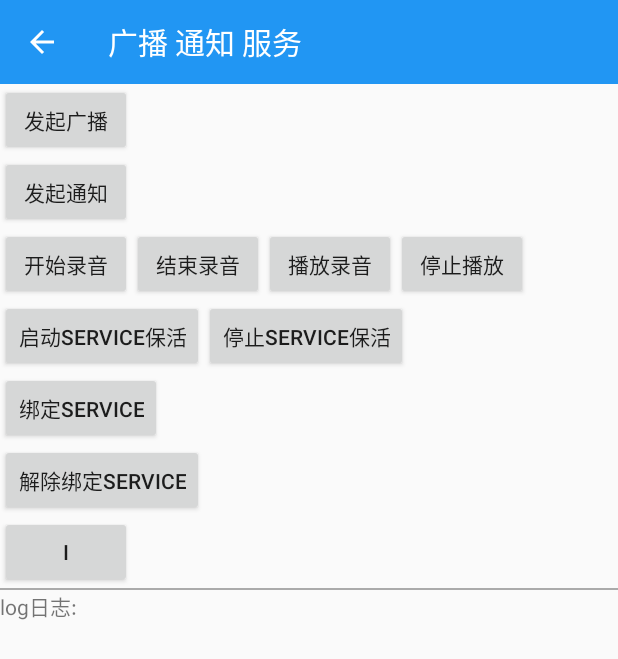
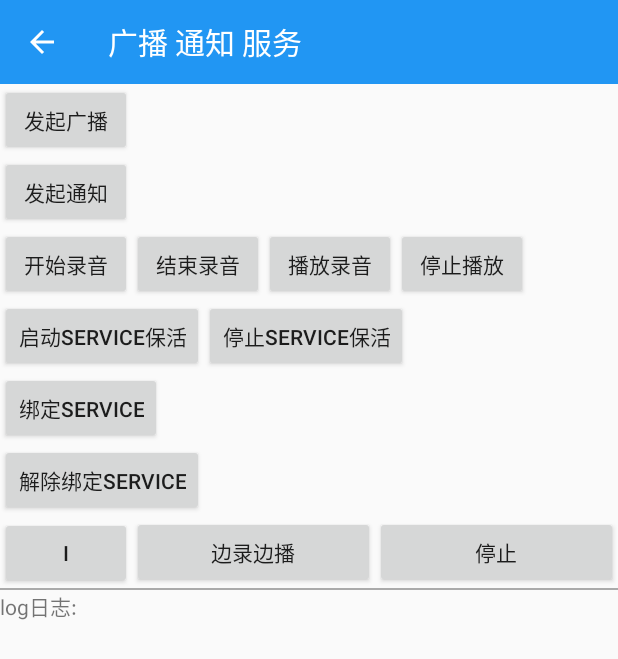
Before and after one commit to zhangjingfeng520/test, an Android app: the MyBroadcastActivity screen opened directly, with no data from a screen before it, on a phone screen of 412 x 824 dp. Shown: the top 659 px of the screen. Run offline under Robolectric (Android 15) with nearby library versions, the phone set to English and light mode, and no system bars; libraries missing offline, so code that uses them is left out: rx.subscriptions.

Commit message:
"Android Studio 提交 pc "

```diff
--- a/FloatingActionButton/src/main/java/com/example/myapplication/MyBroadcastActivity.java
+++ b/FloatingActionButton/src/main/java/com/example/myapplication/MyBroadcastActivity.java
@@ -27,6 +27,8 @@ import com.example.myapplication.broadcast.StartActivityReceiver;
 import com.example.myapplication.service.MonitorService;
 import com.example.myapplication.service.PhoneService;
 import com.example.myapplication.service.TestService;
+import com.example.myapplication.utils.AudioPlayer;
+import com.example.myapplication.utils.AudioRecorder;
 
 import java.io.DataInputStream;
 import java.io.File;
@@ -34,7 +36,7 @@ import java.io.FileInputStream;
 import java.io.FileNotFoundException;
 import java.io.IOException;
 
-public class MyBroadcastActivity extends BaseActivity implements ServiceConnection {
+public class MyBroadcastActivity extends BaseActivity implements ServiceConnection,AudioRecorder.onRecorderListener{
     MyBroadcast myBroadcast;
     IntentFilter intentFilter;
     NotificationManager notificationManager;
@@ -76,15 +78,18 @@ public class MyBroadcastActivity extends BaseActivity implements ServiceConnecti
     private int bufferSize = AudioTrack.getMinBufferSize(frequency, channelConfiguration, audioEncoding);
     private AudioTrack track = new AudioTrack(AudioManager.STREAM_MUSIC, 16000, AudioFormat.CHANNEL_OUT_MONO,
             audioEncoding, bufferSize, AudioTrack.MODE_STREAM);
-    private boolean playing=false;
+    private boolean playing = false;
     private DataInputStream in = null;
 
     private void sendMsg(String str) {
-        Message msg=new Message();
-        msg.what= FLAG;
-        msg.obj=str+"\n";
+        Message msg = new Message();
+        msg.what = FLAG;
+        msg.obj = str + "\n";
         handler.sendMessage(msg);
     }
+    //边录边播
+    private AudioRecorder recorder;
+    private AudioPlayer player;
 
     @Override
     public void initView() {
@@ -99,6 +104,24 @@ public class MyBroadcastActivity extends BaseActivity implements ServiceConnecti
 
             }
         };
+        //边录边播
+        findViewById(R.id.recorder_player_btn).setOnClickListener(new View.OnClickListener() {
+            @Override
+            public void onClick(View view) {
+                player = new AudioPlayer();         // 创建播放器对象
+                recorder = new AudioRecorder(MyBroadcastActivity.this); // 创建录音对象
+                recorder.start();
+            }
+        });
+        //停止
+        findViewById(R.id.stop_btn).setOnClickListener(new View.OnClickListener() {
+            @Override
+            public void onClick(View view) {
+                recorder.stop();    // 停止录音
+                player.stop();      // 停止播放
+            }
+        });
+        //录音
         findViewById(R.id.play_service_button).setOnClickListener(new View.OnClickListener() {
             @Override
             public void onClick(View view) {
@@ -108,16 +131,16 @@ public class MyBroadcastActivity extends BaseActivity implements ServiceConnecti
                     public void run() {
                         File file = new File(Environment.getExternalStorageDirectory() + "/1234.pcm");
                         byte[] bytes = new byte[bufferSize];
-                        int readCount=0;
+                        int readCount = 0;
                         try {
                             in = new DataInputStream(new FileInputStream(file));
                         } catch (FileNotFoundException e) {
                             e.printStackTrace();
                         }
-                        sendMsg("文件名: "+file.getName()+"\n文件大小: "+bytes.length);
+                        sendMsg("文件名: " + file.getName() + "\n文件大小: " + bytes.length);
                         try {
-                            while (in.available()>0) {
-                                readCount=in.read(bytes);
+                            while (in.available() > 0) {
+                                readCount = in.read(bytes);
                                 if (readCount == AudioTrack.ERROR_INVALID_OPERATION || readCount == AudioTrack.ERROR_BAD_VALUE) {
                                     continue;
                                 }
@@ -127,15 +150,14 @@ public class MyBroadcastActivity extends BaseActivity implements ServiceConnecti
                                 }
                             }
                             sendMsg("播放完毕\n");
-                        }
-                         catch (IOException e) {
+                        } catch (IOException e) {
                             e.printStackTrace();
                         }
                     }
                 }).start();
             }
         });
-
+        //停止播放录音
         findViewById(R.id.stop_play_button).
                 setOnClickListener(new View.OnClickListener() {
                     @Override
@@ -149,7 +171,7 @@ public class MyBroadcastActivity extends BaseActivity implements ServiceConnecti
 //                                track.release();
                             }
                         }
-                        if(in!=null){
+                        if (in != null) {
                             try {
                                 in.close();
                             } catch (IOException e) {
@@ -288,7 +310,17 @@ public class MyBroadcastActivity extends BaseActivity implements ServiceConnecti
     public void onServiceDisconnected(ComponentName componentName) {
         Log.d("TestService", "onServiceDisconnected: ");
     }
-    boolean isRecog=false;
+
+    boolean isRecog = false;
+
+    @Override
+    public void handleRecordData(byte[] recordData, int offset, int size) {
+        // 将录音捕捉的音频数据写入到播放器中播放
+        if (player != null) {
+            player.play(recordData, offset, size);
+        }
+    }
+
     //广播类
     class MyBroadcast extends BroadcastReceiver {
         public static final String ACTION = "com.example.myapplication.intent.action.MyBroadcast";
@@ -297,12 +329,12 @@ public class MyBroadcastActivity extends BaseActivity implements ServiceConnecti
         @Override
         public void onReceive(Context context, Intent intent) {
             Log.d(TAG, intent.getAction());
-            if(!isRecog){
-            context.startService(servicePhoneIntent);
-                isRecog=true;
-            }else {
+            if (!isRecog) {
+                context.startService(servicePhoneIntent);
+                isRecog = true;
+            } else {
                 context.stopService(servicePhoneIntent);
-                isRecog=false;
+                isRecog = false;
             }
         }
 //            ConnectivityManager connectivityManager = (ConnectivityManager) getSystemService(Context.CONNECTIVITY_SERVICE);
--- a/FloatingActionButton/src/main/res/layout/activity_my_broad_cast.xml
+++ b/FloatingActionButton/src/main/res/layout/activity_my_broad_cast.xml
@@ -6,101 +6,126 @@
     android:orientation="vertical"
     tools:context="com.example.myapplication.MyBroadcastActivity">
 
-    <include layout="@layout/toolbar"/>
+    <include layout="@layout/toolbar" />
+
     <Button
         android:id="@+id/broadcast_button"
         android:layout_width="wrap_content"
         android:layout_height="wrap_content"
-        android:text="发起广播"
-        />
+        android:text="发起广播" />
 
     <Button
         android:id="@+id/notification_button"
         android:layout_width="wrap_content"
         android:layout_height="wrap_content"
-        android:text="发起通知"
-        />
+        android:text="发起通知" />
+
     <LinearLayout
         android:layout_width="match_parent"
         android:layout_height="wrap_content"
         android:orientation="horizontal">
+
         <Button
             android:id="@+id/start_service_button"
             android:layout_width="wrap_content"
             android:layout_height="wrap_content"
-            android:text="开始录音"
-            />
+            android:text="开始录音" />
+
         <Button
             android:id="@+id/stop_service_button"
             android:layout_width="wrap_content"
             android:layout_height="wrap_content"
-            android:text="结束录音"
-            />
+            android:text="结束录音" />
+
         <Button
             android:id="@+id/play_service_button"
             android:layout_width="wrap_content"
             android:layout_height="wrap_content"
-            android:text="播放录音"/>
+            android:text="播放录音" />
+
         <Button
             android:id="@+id/stop_play_button"
             android:layout_width="wrap_content"
             android:layout_height="wrap_content"
-            android:text="停止播放"/>
+            android:text="停止播放" />
     </LinearLayout>
+
     <LinearLayout
         android:layout_width="match_parent"
         android:layout_height="wrap_content"
         android:orientation="horizontal">
+
         <Button
             android:id="@+id/start_monitor_button"
             android:layout_width="wrap_content"
             android:layout_height="wrap_content"
-            android:text="启动service保活"
-            />
+            android:text="启动service保活" />
+
         <Button
             android:id="@+id/stop_monitor_button"
             android:layout_width="wrap_content"
             android:layout_height="wrap_content"
-            android:text="停止service保活"
-            />
+            android:text="停止service保活" />
     </LinearLayout>
 
     <Button
         android:id="@+id/bind_service_button"
         android:layout_width="wrap_content"
         android:layout_height="wrap_content"
-        android:text="绑定service"
-        />
+        android:text="绑定service" />
+
     <Button
         android:id="@+id/Unbind_service_button"
         android:layout_width="wrap_content"
         android:layout_height="wrap_content"
-        android:text="解除绑定service"
-        />
-    <Button
-        android:id="@+id/show_number_button"
-        android:layout_width="wrap_content"
+        android:text="解除绑定service" />
+
+    <LinearLayout
+        android:layout_width="match_parent"
         android:layout_height="wrap_content"
-        android:text="i"
-        />
+        android:orientation="horizontal">
+
+        <Button
+            android:id="@+id/show_number_button"
+            android:layout_width="wrap_content"
+            android:layout_height="wrap_content"
+            android:text="i" />
+
+        <Button
+            android:id="@+id/recorder_player_btn"
+            android:layout_width="0dp"
+            android:layout_weight="1"
+            android:layout_height="wrap_content"
+            android:text="边录边播" />
+
+        <Button
+            android:id="@+id/stop_btn"
+            android:layout_width="0dp"
+            android:layout_weight="1"
+            android:layout_height="wrap_content"
+            android:text="停止" />
+    </LinearLayout>
+
     <View
         android:layout_width="match_parent"
         android:layout_height="1dp"
-        android:background="@color/hui"
-        />
+        android:background="@color/hui" />
+
     <TextView
         android:layout_width="match_parent"
         android:layout_height="wrap_content"
-        android:text="log日志:"/>
+        android:text="log日志:" />
+
     <ScrollView
         android:layout_width="match_parent"
         android:layout_height="1dp"
         android:layout_weight="1">
+
         <TextView
             android:id="@+id/log_tv"
             android:layout_width="match_parent"
             android:layout_height="match_parent"
-            android:text=""/>
+            android:text="" />
     </ScrollView>
 
 
```
Also changed, not shown: FloatingActionButton/src/main/java/com/example/myapplication/tool/Constants.java (+15 -0 lines), FloatingActionButton/src/main/java/com/example/myapplication/utils/AudioPlayer.java (added, +125 -0 lines), FloatingActionButton/src/main/java/com/example/myapplication/utils/AudioRecorder.java (added, +148 -0 lines).
